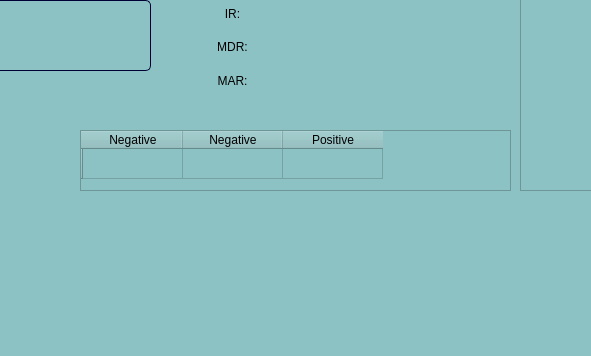
The window that lc3.ui (Saba-Ra/LC3-Simulator) describes before a commit, drawn with Qt 5; both pictures show x 280 to 871 and y 370 to 726 of the 1156 by 726 pixel window.
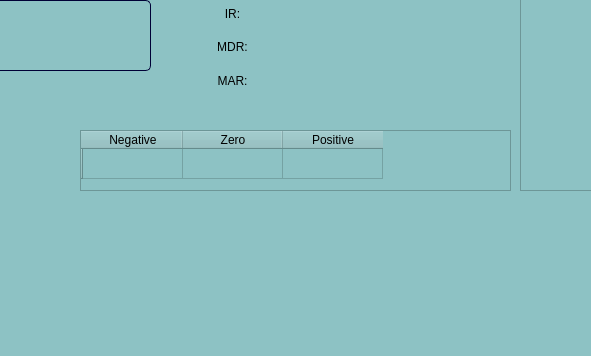
The same window after the commit. Icons and pictures are not drawn.

```diff
--- a/lc3.ui
+++ b/lc3.ui
@@ -166,7 +166,7 @@
     </column>
     <column>
      <property name="text">
-      <string>Negative</string>
+      <string>Zero</string>
      </property>
     </column>
     <column>
```
